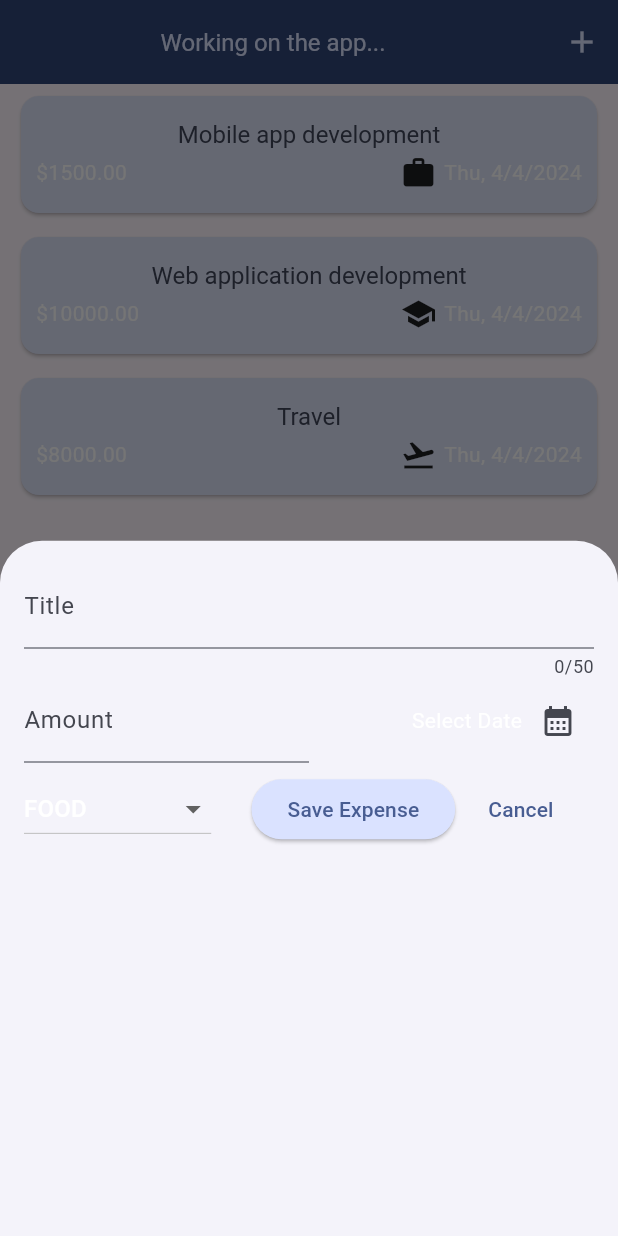
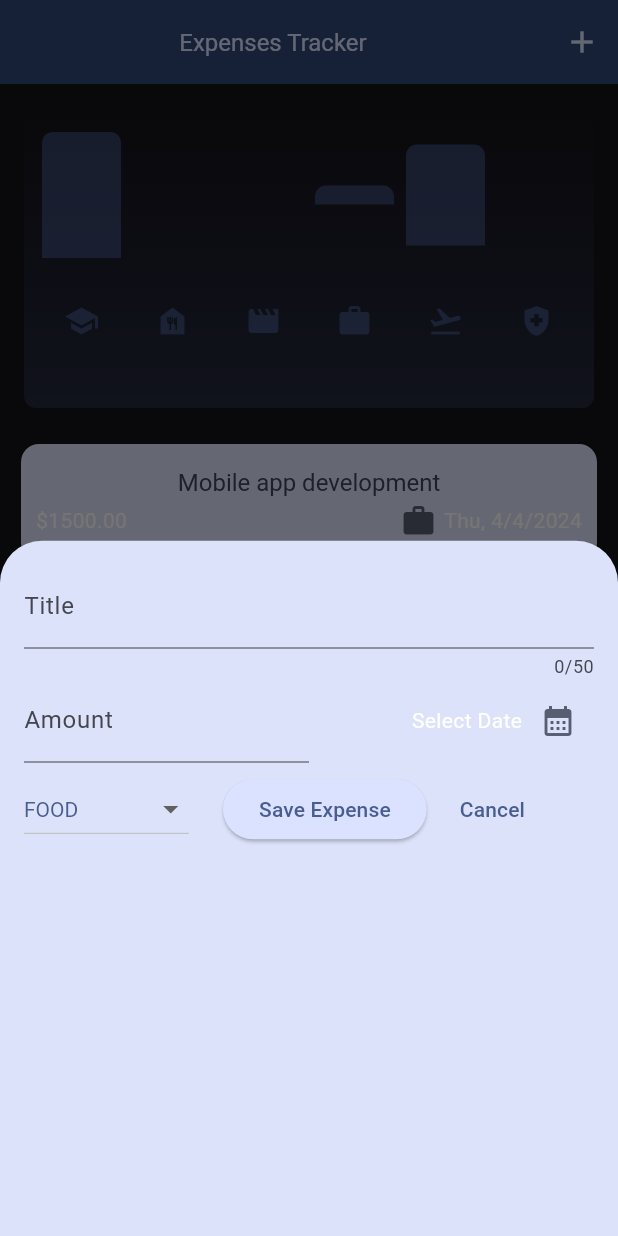
Before and after one commit to Abdelrahman2335/expenses, a Flutter app: the screen it shows after launch, after a tap on the "add" icon, on a phone screen of 412 x 824 dp. Run offline on Flutter 3.47's test engine with Material 3 defaults, Android fonts, the phone set to English and light mode, and no system bars.

Commit message:
Last Push

```diff
--- a/lib/bottom_sheet.dart
+++ b/lib/bottom_sheet.dart
@@ -46,6 +46,8 @@ class _AddExpenseState extends State<AddExpense> {
 
   @override
   Widget build(BuildContext context) {
+    bool isDarkMode =
+        MediaQuery.of(context).platformBrightness == Brightness.dark;
     return Padding(
       padding: const EdgeInsets.all(16.0),
       child: Column(
@@ -80,7 +82,6 @@ class _AddExpenseState extends State<AddExpense> {
                         ? "Select Date"
                         : formatter.format(_selectedDate!)),
                     IconButton(
-
                       onPressed: () async {
                         final now = DateTime.now();
                         final startTime = DateTime(now.year -
@@ -96,7 +97,10 @@ class _AddExpenseState extends State<AddExpense> {
                         //please note that value is the date that the user choose.
                         //There is another way by using async and await
                       },
-                      icon: const Icon(Icons.calendar_month,),
+                      icon: Icon(Icons.calendar_month,
+                          color: isDarkMode
+                              ? Theme.of(context).colorScheme.primary
+                              : Theme.of(context).colorScheme.secondary),
                     ),
                   ],
                 ),
@@ -123,6 +127,12 @@ class _AddExpenseState extends State<AddExpense> {
                     _selectedCategory = newVal;
                   });
                 },
+                style: TextStyle(
+                  color: isDarkMode
+                      ? Theme.of(context).colorScheme.secondary
+                      : Theme.of(context).colorScheme.primary,
+
+                ),
               ),
               //name is the name of enum value. Don't forget we did all of this because DropdownButton is (required List of DropdownMenuItem)
               const Spacer(),
@@ -181,7 +191,7 @@ class _AddExpenseState extends State<AddExpense> {
               Row(
                 children: [
                   Padding(
-                    padding: const EdgeInsets.only(right: 15),
+                    padding: const EdgeInsets.only(right: 34),
                     child: TextButton(
                       onPressed: () => Navigator.pop(context),
                       child: const Text("Cancel"),
--- a/lib/expenses.dart
+++ b/lib/expenses.dart
@@ -1,5 +1,6 @@
 import 'package:expenses/bottom_sheet.dart';
 import 'package:expenses/expenses_List/expenses_List.dart';
+import 'package:expenses/model/chart/chart.dart';
 import 'package:expenses/model/expense.dart';
 import 'package:flutter/material.dart';
 
@@ -48,7 +49,7 @@ class _ExpensesState extends State<Expenses> {
   Widget build(BuildContext context) {
     return Scaffold(
       appBar: AppBar(
-        title: const Center(child: Text("Working on the app...")),
+        title: const Center(child: Text("Expenses Tracker")),
         actions: [
           IconButton(
               onPressed: () {
@@ -64,6 +65,7 @@ class _ExpensesState extends State<Expenses> {
         child: Column(
           mainAxisAlignment: MainAxisAlignment.center,
           children: [
+            chart(chartExpense: _registeredExpenses),
             Expanded(child: ExpensesList(expenses: _registeredExpenses, onRemoveExpense: _removeExpense))
           ],
         ),
--- a/lib/expenses_List/expenses_List.dart
+++ b/lib/expenses_List/expenses_List.dart
@@ -1,3 +1,6 @@
+
+// ignore_for_file: file_names
+
 import 'package:expenses/expenses_List/expenses_item.dart';
 import 'package:expenses/model/expense.dart';
 import 'package:flutter/material.dart';
--- a/lib/expenses_List/expenses_item.dart
+++ b/lib/expenses_List/expenses_item.dart
@@ -8,13 +8,18 @@ class ExpensesItem extends StatelessWidget {
 
   @override
   Widget build(BuildContext context) {
+    bool isDarkMode =
+        MediaQuery.of(context).platformBrightness == Brightness.dark;
     return Card(
         child: Padding(
       padding: const EdgeInsets.symmetric(horizontal: 10, vertical: 15),
       child: Column(
         mainAxisAlignment: MainAxisAlignment.start,
         children: [
-          Text(expense.title,style: Theme.of(context).textTheme.titleLarge,),
+          Text(
+            expense.title,
+            style: Theme.of(context).textTheme.titleLarge,
+          ),
           const SizedBox(
             height: 4,
           ),
@@ -26,7 +31,16 @@ class ExpensesItem extends StatelessWidget {
               const Spacer(),
               Row(
                 children: [
-                  Icon(categoryIcons[expense.category]?.icon),
+                  /// This line show the user the icons.
+                  Icon(
+                    categoryIcons[expense.category],
+                    color: isDarkMode
+                        ? Theme.of(context).colorScheme.primary
+                        : Theme.of(context)
+                            .colorScheme
+                            .secondary
+                  ),
+
                   const SizedBox(
                     width: 5,
                   ),
--- a/lib/main.dart
+++ b/lib/main.dart
@@ -15,14 +15,14 @@ class MyApp extends StatelessWidget {
   Widget build(BuildContext context) {
     return MaterialApp(
       debugShowCheckedModeBanner: false,
-      themeMode: ThemeMode.system,
+      themeMode: ThemeMode.dark,
       theme: ThemeData().copyWith(
         colorScheme: myColorScheme,
-        appBarTheme: AppBarTheme().copyWith(
+        appBarTheme: const AppBarTheme().copyWith(
           backgroundColor: myColorScheme.onPrimaryContainer,
           foregroundColor: myColorScheme.primaryContainer,
         ),
-        cardTheme: CardTheme().copyWith(
+        cardTheme: const CardTheme().copyWith(
             color: myColorScheme.secondaryContainer,
             margin: const EdgeInsets.symmetric(horizontal: 14, vertical: 8)),
       elevatedButtonTheme: ElevatedButtonThemeData(
@@ -30,7 +30,7 @@ class MyApp extends StatelessWidget {
           backgroundColor: myColorScheme.primaryContainer
         ),
       ),
-        textTheme: TextTheme().copyWith(
+        textTheme: const TextTheme().copyWith(
           titleLarge: TextStyle(
             fontWeight: FontWeight.normal,
             color: myColorScheme.onSecondaryContainer,
@@ -39,11 +39,11 @@ class MyApp extends StatelessWidget {
         ),
       ),darkTheme: ThemeData.dark().copyWith(
         colorScheme: myDarkColorScheme,
-        appBarTheme: AppBarTheme().copyWith(
+        appBarTheme: const AppBarTheme().copyWith(
           backgroundColor: myDarkColorScheme.onPrimaryContainer,
           foregroundColor: myDarkColorScheme.primaryContainer,
         ),
-        cardTheme: CardTheme().copyWith(
+        cardTheme: const CardTheme().copyWith(
             color: myDarkColorScheme.secondaryContainer,
             margin: const EdgeInsets.symmetric(horizontal: 14, vertical: 8)),
 
@@ -52,14 +52,14 @@ class MyApp extends StatelessWidget {
           backgroundColor: myDarkColorScheme.primaryContainer
         ),
       ),
-        textTheme: TextTheme().copyWith(
+        textTheme: const TextTheme().copyWith(
           titleLarge: TextStyle(
             fontWeight: FontWeight.normal,
             color: myDarkColorScheme.onSecondaryContainer,
             fontSize: 16,
           )
         ),
-      bottomSheetTheme: BottomSheetThemeData().copyWith(
+      bottomSheetTheme: const BottomSheetThemeData().copyWith(
         backgroundColor: myDarkColorScheme.secondaryContainer,
       ),
 
--- /dev/null
+++ b/lib/model/chart/chart.dart
@@ -0,0 +1,107 @@
+// ignore_for_file: camel_case_types, unused_local_variable
+
+import 'package:expenses/model/chart/chart_bar.dart';
+import 'package:expenses/model/expense.dart';
+import 'package:flutter/material.dart';
+
+class chart extends StatelessWidget {
+  const chart({super.key, required this.chartExpense});
+
+  final List<Expense> chartExpense;
+
+  List<expenseBucket> get buckets {
+    return [
+      expenseBucket.forCategory(
+          category: Category.education, allExpenses: chartExpense),
+      expenseBucket.forCategory(
+          category: Category.food, allExpenses: chartExpense),
+      expenseBucket.forCategory(
+          category: Category.leisure, allExpenses: chartExpense),
+      expenseBucket.forCategory(
+          category: Category.work, allExpenses: chartExpense),
+      expenseBucket.forCategory(
+          category: Category.travel, allExpenses: chartExpense),
+      expenseBucket.forCategory(
+          category: Category.healthcare, allExpenses: chartExpense),
+    ];
+  }
+
+  double get maxTotalExpenses {
+    double maxTotalExpenses = 0;
+
+    for (var element in buckets) {
+      if (element.totalExpenses > maxTotalExpenses) {
+        maxTotalExpenses = element.totalExpenses;
+      }
+    }
+    return maxTotalExpenses;
+  }
+
+  @override
+  Widget build(BuildContext context) {
+    bool isDarkMode =
+        MediaQuery.of(context).platformBrightness == Brightness.dark;
+    return Container(
+      margin: const EdgeInsets.all(16),
+      padding: const EdgeInsets.symmetric(vertical: 16, horizontal: 8),
+      width: double.infinity,
+      height: 200,
+      decoration: BoxDecoration(
+        borderRadius: BorderRadius.circular(8),
+        gradient: LinearGradient(colors: [
+          Theme.of(context).colorScheme.primary.withOpacity(0.3),
+          Theme.of(context).colorScheme.primary.withOpacity(0.0),
+        ], begin: Alignment.bottomCenter, end: Alignment.topCenter),
+      ),
+      child: Column(
+        children: [
+          Expanded(
+            child: Row(
+              mainAxisAlignment: MainAxisAlignment.end,
+              children: [
+                for (final element in buckets)
+                  chartBar(
+                    fill: element.totalExpenses == 0
+                        ? 0
+                        : element.totalExpenses / maxTotalExpenses,
+
+                    ///here we are useing if statment
+                  ),
+                const SizedBox(
+                  height: 12,
+                ),
+
+                /// note this is how we use for loop in (Flutter) not dart only in Flutter
+              ],
+            ),
+          ),
+          Expanded(
+            child: Row(
+                children: buckets
+                    .map(
+                      (e) => Expanded(
+                        child: Padding(
+                          padding: const EdgeInsets.symmetric(horizontal: 4),
+                          child: Icon(
+                            categoryIcons[e.category],
+                            color: isDarkMode
+                                ? Theme.of(context)
+                                    .colorScheme
+                                    .primary
+                                : Theme.of(context)
+                                    .colorScheme
+                                    .primary
+                                    .withOpacity(0.7),
+                          ),
+                        ),
+                      ),
+
+                      /// note we can use here for loop insted of map, but as you like both work
+                    )
+                    .toList()),
+          ),
+        ],
+      ),
+    );
+  }
+}
--- /dev/null
+++ b/lib/model/chart/chart_bar.dart
@@ -0,0 +1,32 @@
+// ignore_for_file: camel_case_types
+
+import 'package:flutter/material.dart';
+
+class chartBar extends StatelessWidget {
+  const chartBar({super.key, required this.fill});
+
+  final double fill;
+
+  @override
+  Widget build(BuildContext context) {
+    bool isDarkMode =
+        MediaQuery.of(context).platformBrightness == Brightness.dark;
+    return Expanded(
+      child: Padding(
+          padding: const EdgeInsets.symmetric(horizontal: 4),
+          child: FractionallySizedBox(
+            heightFactor: fill,
+            child: DecoratedBox(
+              decoration: BoxDecoration(
+                borderRadius: const BorderRadius.vertical(top: Radius.circular(7)),
+                color: isDarkMode
+                    ? Theme.of(context).colorScheme.secondary
+                    : Theme.of(context).colorScheme.primary.withOpacity(0.6),
+              ),
+            ),
+          )),
+
+      /// this will allow you to make height depends on the percentage
+    );
+  }
+}
--- a/lib/model/expense.dart
+++ b/lib/model/expense.dart
@@ -5,16 +5,15 @@ import 'package:uuid/uuid.dart';
 const uuid = Uuid();
 final dateFormat = DateFormat.yMEd();
 
-enum Category {food, travel, leisure, work, healthcare, education}
+enum Category { food, travel, leisure, work, healthcare, education }
 
 const categoryIcons = {
-  Category.food: Icon(Icons.food_bank),
-  Category.travel: Icon(Icons.flight_takeoff),
-  Category.work: Icon(Icons.work),
-  Category.leisure: Icon(Icons.movie),
-  Category.healthcare: Icon(Icons.health_and_safety),
-  Category.education: Icon(Icons.school),
-
+  Category.food: Icons.food_bank,
+  Category.travel: Icons.flight_takeoff,
+  Category.work: Icons.work,
+  Category.leisure: Icons.movie,
+  Category.healthcare: Icons.health_and_safety,
+  Category.education: Icons.school,
 };
 
 class Expense {
@@ -29,11 +28,31 @@ class Expense {
     return dateFormat.format(date);
   }
 
-  Expense (
-      {
-      required this.category,
+  Expense(
+      {required this.category,
       required this.title,
       required this.amount,
-      required this.date
-      }): id = uuid.v4();
+      required this.date})
+      : id = uuid.v4();
 }
+
+// ignore: camel_case_types
+class expenseBucket {
+  expenseBucket({required this.category, required this.expense});
+  expenseBucket.forCategory(
+      {required this.category, required List<Expense> allExpenses})
+      : expense = allExpenses.where((element) => element.category == category/**here false mean I dont need this element true mean I need this elemnet */).toList();
+
+  final Category category;
+  final List<Expense> expense;
+
+  double get totalExpenses {
+    double sum = 0;
+
+    for (var element in expense) {
+      sum = sum + element.amount;
+    }
+
+    return sum;
+  }
+}
```
